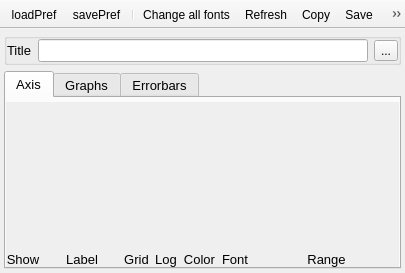
The window that UIs/nCustomPlot.ui (NeutrinoToolkit/Neutrino) describes before a commit, drawn with Qt 5.
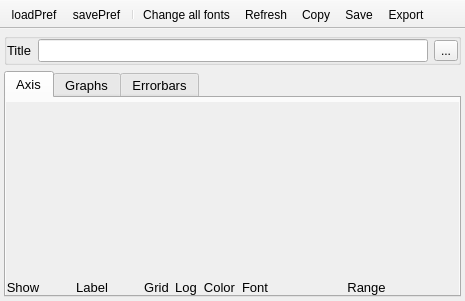
The same window after the commit. Icons and pictures are not drawn.

The edit to the form file:
```diff
--- a/UIs/nCustomPlot.ui
+++ b/UIs/nCustomPlot.ui
@@ -6,8 +6,8 @@
    <rect>
     <x>0</x>
     <y>0</y>
-    <width>405</width>
-    <height>273</height>
+    <width>465</width>
+    <height>301</height>
    </rect>
   </property>
   <property name="windowTitle">
@@ -132,8 +132,8 @@
             <rect>
              <x>0</x>
              <y>0</y>
-             <width>391</width>
-             <height>162</height>
+             <width>451</width>
+             <height>190</height>
             </rect>
            </property>
            <layout class="QGridLayout" name="gridLayout">
```
Left out of the diff: 26 changed lines with no effect on the pictures.
